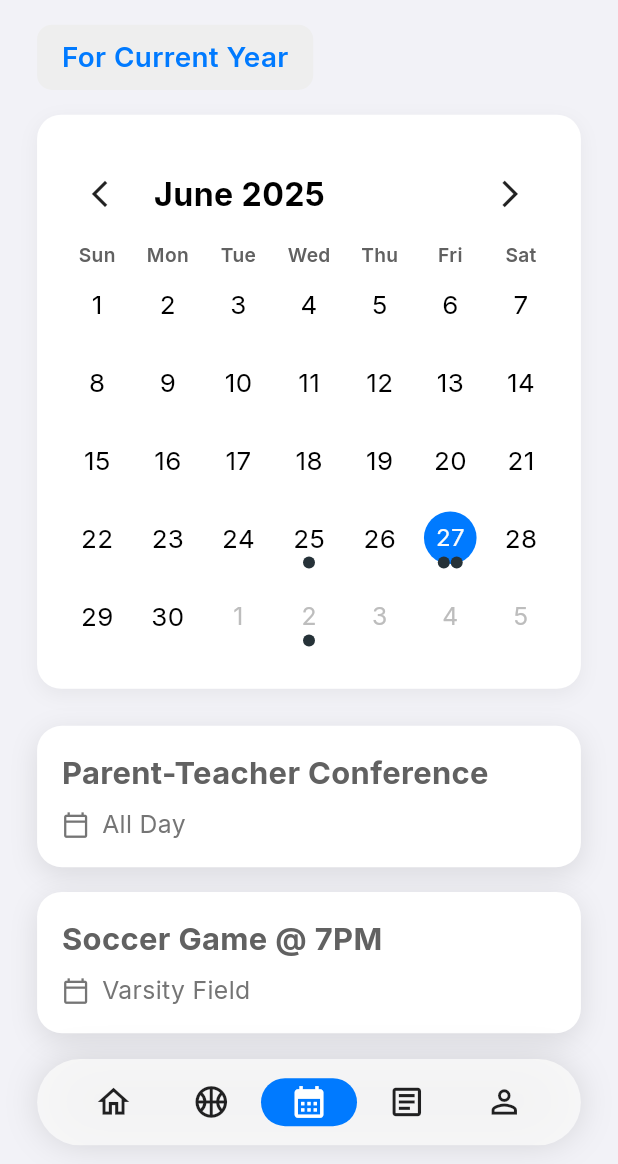
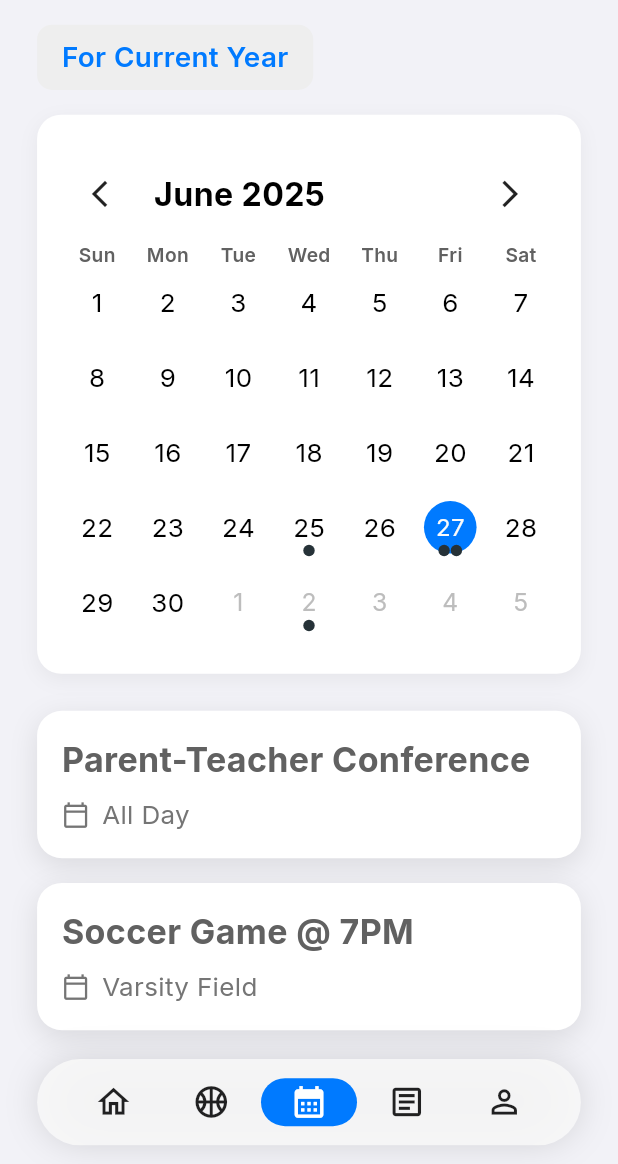
Before and after one commit to NCP-Stampede/northside-app, a Flutter app: the screen it shows after launch, item 3 of the bottom bar chosen, on a phone screen of 412 x 824 dp, the part 72-1236 px from its top. Run offline on Flutter 3.47's test engine with Material 3 defaults, Android fonts, the phone set to English and light mode, and no system bars; drawn by our look-alikes of table_calendar; our stand-ins replace get, google_fonts, sizer, sticky_headers, webview_flutter.

Commit message:
Update events_page.dart

```diff
--- a/northside_app/lib/presentation/placeholder_pages/events_page.dart
+++ b/northside_app/lib/presentation/placeholder_pages/events_page.dart
@@ -9,6 +9,7 @@ import '../../widgets/article_detail_sheet.dart';
 import '../../widgets/shared_header.dart';
 import '../../core/utils/app_colors.dart'; // FIX: Corrected import path
 import '../../core/theme/app_theme.dart';
+import '../../core/utils/text_helper.dart';
 
 final kEvents = LinkedHashMap<DateTime, List<Article>>(
   equals: isSameDay,
@@ -106,19 +107,25 @@ class _EventsPageState extends State<EventsPage> {
 
   Widget _buildCalendar(BuildContext context) {
     final double screenWidth = MediaQuery.of(context).size.width;
-    final double dayFontSize = screenWidth * 0.042;
-    final double dowFontSize = screenWidth * 0.031; // Slightly smaller for fit
-    final double headerFontSize = screenWidth * 0.052; // Slightly smaller for fit
-    final double iconSize = screenWidth * 0.052;
+    final bool isNarrowScreen = screenWidth < 360; // Check for S9 and similar small devices
+    final double dayFontSize = isNarrowScreen ? screenWidth * 0.037 : screenWidth * 0.042;
+    final double dowFontSize = isNarrowScreen ? screenWidth * 0.028 : screenWidth * 0.031;
+    final double headerFontSize = isNarrowScreen ? screenWidth * 0.045 : screenWidth * 0.052;
+    final double iconSize = isNarrowScreen ? screenWidth * 0.045 : screenWidth * 0.052;
+    final double verticalPadding = isNarrowScreen ? screenWidth * 0.04 : screenWidth * 0.055;
+
     return Container(
       margin: EdgeInsets.symmetric(horizontal: screenWidth * 0.06),
-      padding: EdgeInsets.symmetric(horizontal: screenWidth * 0.04, vertical: screenWidth * 0.055), // More vertical padding
+      padding: EdgeInsets.symmetric(horizontal: screenWidth * 0.04, vertical: verticalPadding),
       decoration: BoxDecoration(
         color: Colors.white,
         borderRadius: BorderRadius.circular(16),
         boxShadow: [BoxShadow(color: Colors.black.withOpacity(0.05), blurRadius: 10, offset: const Offset(0, 4))],
       ),
-      child: TableCalendar<Article>(
+      // Wrap in LayoutBuilder to adjust calendar based on available space
+      child: LayoutBuilder(
+        builder: (context, constraints) {
+          return TableCalendar<Article>(
             firstDay: DateTime.utc(2020, 1, 1),
             lastDay: DateTime.utc(2030, 12, 31),
             focusedDay: _focusedDay,
@@ -126,6 +133,10 @@ class _EventsPageState extends State<EventsPage> {
             onDaySelected: _onDaySelected,
             eventLoader: _getEventsForDay,
             startingDayOfWeek: StartingDayOfWeek.sunday,
+            // Set availableHeight to prevent overflow on small screens
+            availableHeight: constraints.maxHeight * 0.95,
+            // Adjust size to ensure it fits on small screens
+            rowHeight: isNarrowScreen ? 40 : 50,
             headerStyle: HeaderStyle(
               formatButtonVisible: false,
               titleCentered: false,
@@ -150,6 +161,8 @@ class _EventsPageState extends State<EventsPage> {
             ),
             onPageChanged: (focusedDay) {
               _focusedDay = focusedDay;
+            },
+          );
         },
       ),
     );
@@ -185,21 +198,25 @@ class _EventsPageState extends State<EventsPage> {
 
 class _NoEventsCard extends StatelessWidget {
   const _NoEventsCard();
+
   @override
   Widget build(BuildContext context) {
     final double screenWidth = MediaQuery.of(context).size.width;
-    final double fontSize = screenWidth * 0.04;
+    final bool isNarrowScreen = screenWidth < 360;
     return Container(
-      padding: EdgeInsets.all(screenWidth * 0.05),
+      padding: EdgeInsets.all(isNarrowScreen ? screenWidth * 0.04 : screenWidth * 0.05),
       decoration: BoxDecoration(
         color: Colors.white,
         borderRadius: BorderRadius.circular(16),
         boxShadow: [BoxShadow(color: Colors.black.withOpacity(0.05), blurRadius: 10, offset: const Offset(0, 4))],
       ),
       child: Center(
-        child: Text(
+        child: TextHelper.responsiveText(
           'No Events Today',
-          style: TextStyle(fontSize: fontSize, fontWeight: FontWeight.w600, color: Colors.grey),
+          context: context,
+          isBold: true,
+          color: Colors.grey,
+          customSizeMultiplier: isNarrowScreen ? 0.038 : 0.04,
         ),
       ),
     );
@@ -213,12 +230,12 @@ class _EventDetailCard extends StatelessWidget {
   @override
   Widget build(BuildContext context) {
     final double screenWidth = MediaQuery.of(context).size.width;
-    final double fontSizeTitle = screenWidth * 0.05;
-    final double fontSizeSubtitle = screenWidth * 0.04;
+    final bool isNarrowScreen = screenWidth < 360;
+
     return Container(
       width: double.infinity,
-      margin: EdgeInsets.only(bottom: screenWidth * 0.04),
-      padding: EdgeInsets.all(screenWidth * 0.04),
+      margin: EdgeInsets.only(bottom: isNarrowScreen ? screenWidth * 0.03 : screenWidth * 0.04),
+      padding: EdgeInsets.all(isNarrowScreen ? screenWidth * 0.035 : screenWidth * 0.04),
       decoration: BoxDecoration(
         color: Colors.white,
         borderRadius: BorderRadius.circular(AppTheme.cardRadius),
@@ -227,23 +244,25 @@ class _EventDetailCard extends StatelessWidget {
       child: Column(
         crossAxisAlignment: CrossAxisAlignment.start,
         children: [
-          Text(
+          TextHelper.responsiveText(
             article.title,
-            style: TextStyle(fontSize: fontSizeTitle, fontWeight: FontWeight.bold),
+            context: context,
+            isBold: true,
+            isTitle: true,
             maxLines: 2,
-            overflow: TextOverflow.ellipsis,
           ),
-          SizedBox(height: screenWidth * 0.02),
+          SizedBox(height: isNarrowScreen ? screenWidth * 0.015 : screenWidth * 0.02),
           Row(
             children: [
-              Icon(Icons.calendar_today_outlined, size: screenWidth * 0.045, color: Colors.grey.shade600),
+              Icon(Icons.calendar_today_outlined,
+                  size: isNarrowScreen ? screenWidth * 0.04 : screenWidth * 0.045,
+                  color: Colors.grey.shade600),
               SizedBox(width: screenWidth * 0.02),
               Flexible(
-                child: Text(
+                child: TextHelper.responsiveText(
                   article.subtitle,
-                  style: TextStyle(fontSize: fontSizeSubtitle, color: Colors.grey.shade600),
-                  maxLines: 1,
-                  overflow: TextOverflow.ellipsis,
+                  context: context,
+                  color: Colors.grey.shade600,
                 ),
               ),
             ],
```
Lines whose indentation alone changed are shown as unchanged.
